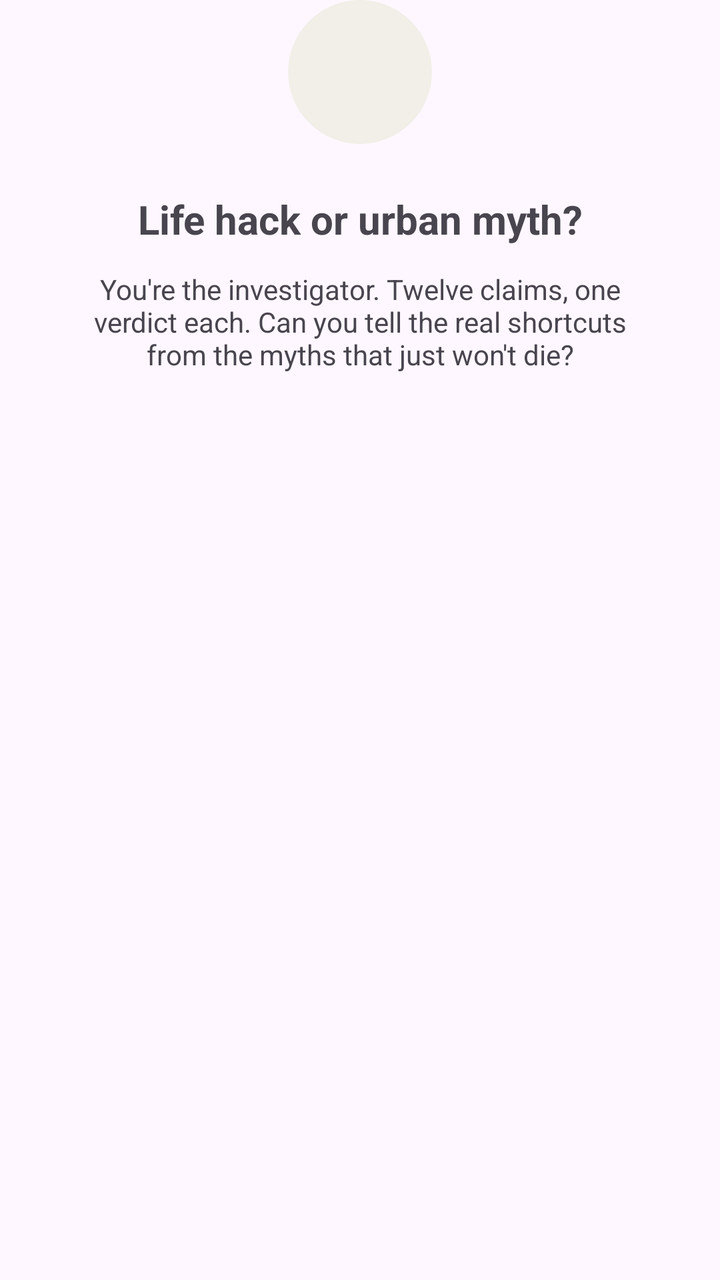
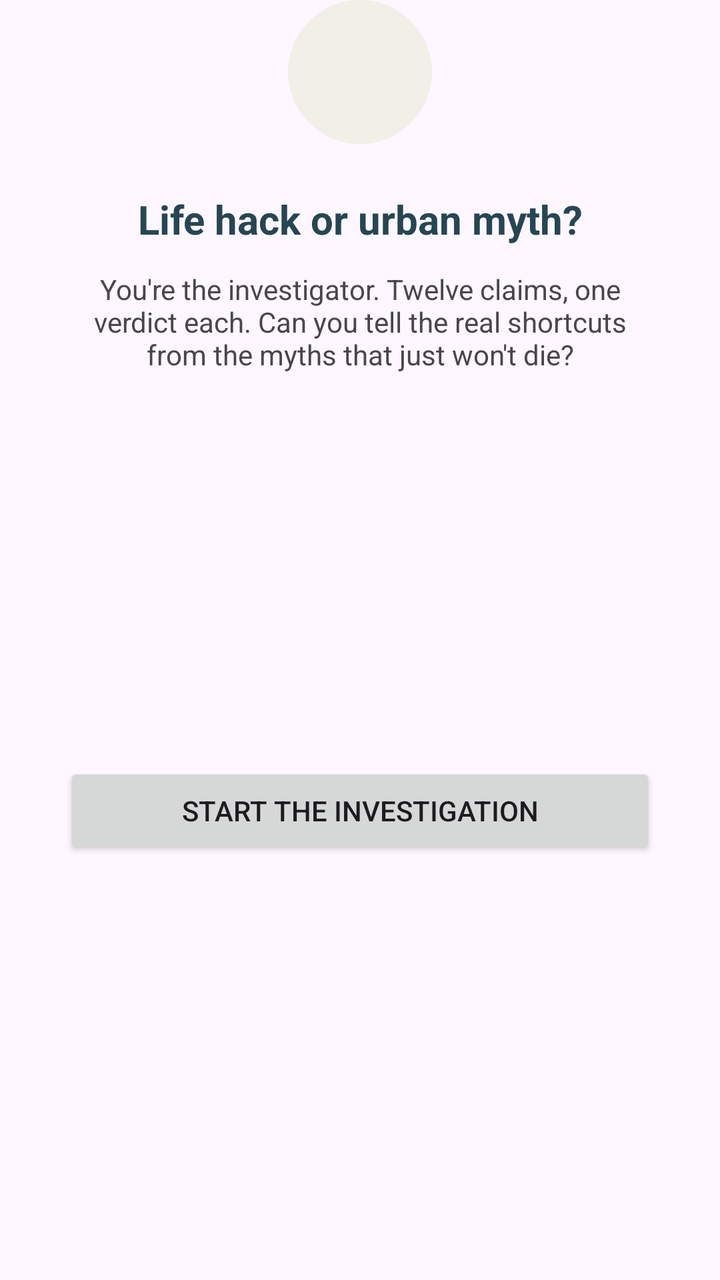

An Android layout rendered at two revisions. The XML below is the earlier revision; the diff shows what the commit changed to produce the second picture.
<!-- AndroidManifest.xml: application theme Theme.LifeHackOrMyth -->
<!-- res/layout/activity_main.xml -->
<androidx.constraintlayout.widget.ConstraintLayout xmlns:android="http://schemas.android.com/apk/res/android"
    xmlns:app="http://schemas.android.com/apk/res-auto"
    xmlns:tools="http://schemas.android.com/tools"
    android:id="@+id/main"
    android:layout_width="match_parent"
    android:layout_height="match_parent"
    tools:context=".MainActivity">
    <View
        android:id="@+id/iconCircle"
        android:layout_width="72dp"
        android:layout_height="72dp"
        android:background="@drawable/circle_background"
        app:layout_constraintTop_toTopOf="parent"
        app:layout_constraintStart_toStartOf="parent"
        app:layout_constraintEnd_toEndOf="parent"
        app:layout_constraintVertical_bias="0.3" />
    <TextView
        android:id="@+id/titleText"
        android:layout_width="0dp"
        android:layout_height="wrap_content"
        android:layout_marginTop="24dp"
        android:layout_marginStart="32dp"
        android:layout_marginEnd="32dp"
        android:text="Life hack or urban myth?"
        android:textSize="20sp"
        android:textStyle="bold"
        android:textcolor="@color/navy_text"
        android:gravity="center"
        app:layout_constraintTop_toBottomOf="@id/iconCircle"
        app:layout_constraintStart_toStartOf="parent"
        app:layout_constraintEnd_toEndOf="parent" />
    <TextView
        android:id="@+id/descriptionText"
        android:layout_width="0dp"
        android:layout_height="wrap_content"
        android:layout_marginTop="12dp"
        android:layout_marginStart="32dp"
        android:layout_marginEnd="32dp"
        android:text="You're the investigator. Twelve claims, one verdict each. Can you tell the real shortcuts from the myths that just won't die?"
        android:textSize="14sp"
        android:gravity="center"
        app:layout_constraintTop_toBottomOf="@id/titleText"
        app:layout_constraintStart_toStartOf="parent"
        app:layout_constraintEnd_toEndOf="parent" />



</androidx.constraintlayout.widget.ConstraintLayout>
<!-- resources referenced by this layout -->
<resources>
  <color name="navy_text">#264653</color>
  <!-- drawable circle_background (drawable) -->
  <?xml version="1.0" encoding="utf-8"?>
  <shape xmlns:android="http://schemas.android.com/apk/res/android"
      android:shape="oval">
      <solid android:color="#F1EFE8" />
  </shape>
  <style name="Theme.LifeHackOrMyth" parent="Base.Theme.LifeHackOrMyth" />
  <style name="Base.Theme.LifeHackOrMyth" parent="Theme.Material3.DayNight.NoActionBar">
          
          
      </style>
</resources>

<!-- the commit's change to res/layout/activity_main.xml (unified diff, before → after) -->
@@ -24,7 +24,7 @@
         android:text="Life hack or urban myth?"
         android:textSize="20sp"
         android:textStyle="bold"
-        android:textcolor="@color/navy_text"
+        android:textColor="@color/navy_text"
         android:gravity="center"
         app:layout_constraintTop_toBottomOf="@id/iconCircle"
         app:layout_constraintStart_toStartOf="parent"
@@ -42,6 +42,20 @@
         app:layout_constraintTop_toBottomOf="@id/titleText"
         app:layout_constraintStart_toStartOf="parent"
         app:layout_constraintEnd_toEndOf="parent" />
+    <Button
+        android:id="@+id/startButton"
+        android:layout_width="0dp"
+        android:layout_height="wrap_content"
+        android:layout_marginTop="32dp"
+        android:layout_marginStart="32dp"
+        android:layout_marginEnd="32dp"
+        android:layout_marginBottom="48dp"
+        android:text="Start the investigation"
+        app:layout_constraintTop_toBottomOf="@id/descriptionText"
+        app:layout_constraintStart_toStartOf="parent"
+        app:layout_constraintEnd_toEndOf="parent"
+        app:layout_constraintBottom_toBottomOf="parent" />
+
 
 
 
